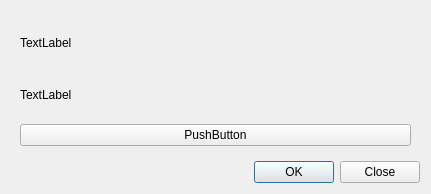
Above: src/updatedialog.ui from coolshou/qterminal before the change. Below: the same form after it.
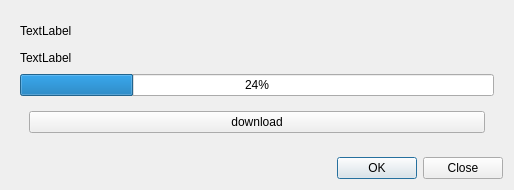
That is the form after the change.

```diff
--- a/src/updatedialog.ui
+++ b/src/updatedialog.ui
@@ -9,8 +9,8 @@
    <rect>
     <x>0</x>
     <y>0</y>
-    <width>431</width>
-    <height>194</height>
+    <width>514</width>
+    <height>190</height>
    </rect>
   </property>
   <property name="windowTitle">
@@ -35,12 +35,25 @@
        </widget>
       </item>
       <item>
-       <widget class="QPushButton" name="downloadButton">
-        <property name="text">
-         <string>PushButton</string>
+       <widget class="QProgressBar" name="progressBar">
+        <property name="value">
+         <number>24</number>
         </property>
        </widget>
       </item>
+      <item>
+       <widget class="QWidget" name="widget_2" native="true">
+        <layout class="QHBoxLayout" name="horizontalLayout" stretch="1">
+         <item>
+          <widget class="QPushButton" name="downloadButton">
+           <property name="text">
+            <string>download</string>
+           </property>
+          </widget>
+         </item>
+        </layout>
+       </widget>
+      </item>
      </layout>
     </widget>
    </item>
```
